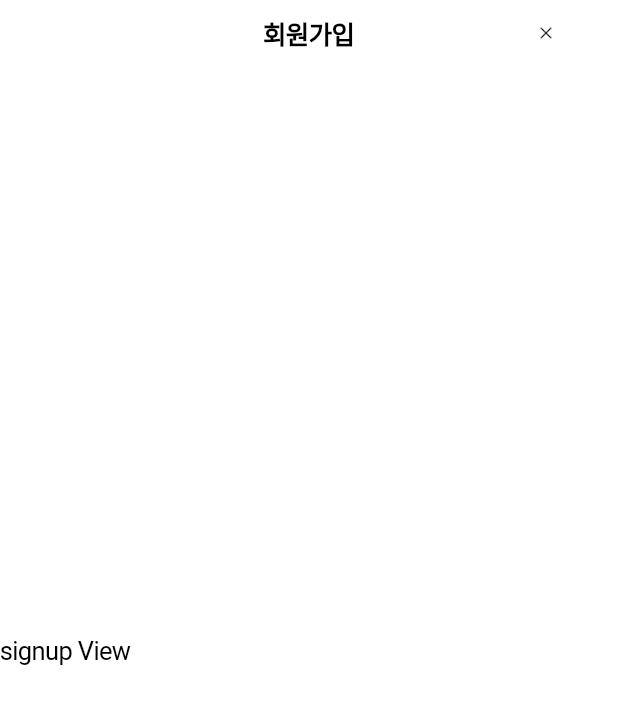
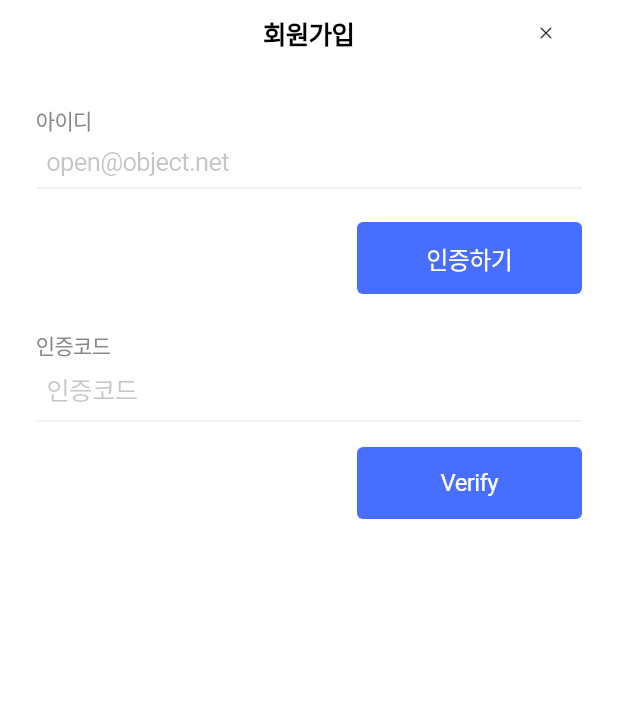
Before and after one commit to LeeTaek/Flutter_MentoringSRT, a Flutter app: the screen it shows after launch, after a tap on "회원가입", on a phone screen of 412 x 824 dp. Shown: the top 704 px of the screen. Run offline on Flutter 3.47's test engine with Material 3 defaults, Android fonts, the phone set to English and light mode, and no system bars; our stand-ins replace get_it, go_router, injectable.

Commit message:
[feat] signup View 구현

```diff
--- /dev/null
+++ b/lib/Present/Components/signup_textfield.dart
@@ -0,0 +1,73 @@
+
+import 'package:flutter/cupertino.dart';
+
+class SignupTextField extends StatefulWidget {
+  final String title;
+  final String placeholder;
+  final bool isValid;
+  final bool obscureText;
+  final String errorMessage;
+  final TextEditingController controller;
+
+  const SignupTextField({
+    Key? key,
+    required this.title,
+    required this.placeholder,
+    required this.isValid,
+    required this.obscureText,
+    required this.errorMessage,
+    required this.controller,
+  }) : super(key: key);
+
+  @override
+  State<StatefulWidget> createState() => SignupTextFieldState();
+}
+
+class SignupTextFieldState extends State<SignupTextField> {
+  late Text _titleLabel;
+  late CupertinoTextField _textfield;
+
+  @override
+  void initState() {
+    super.initState();
+    _titleLabel = Text(
+      widget.title,
+      style: const TextStyle(
+        color: Color.fromARGB(255, 136, 136, 136),
+        fontSize: 14
+      ),
+    );
+
+    _textfield = CupertinoTextField(
+      controller: widget.controller,
+      placeholder:widget.placeholder,
+      obscureText: widget.obscureText,
+      decoration:  const BoxDecoration(
+        border: Border(
+          bottom: BorderSide(color: Color.fromARGB(255, 238, 238, 238)),
+        )
+      )
+    );
+  }
+
+
+  @override
+  Widget build(BuildContext context) {
+    return SizedBox(
+      height: 63,
+      child: Column(
+        crossAxisAlignment: CrossAxisAlignment.start,
+        children: [
+          _titleLabel,
+          _textfield
+        ],
+      )
+    );
+  }
+
+  @override
+  void dispose() {
+    widget.controller.dispose();
+    super.dispose();
+  }
+}
--- /dev/null
+++ b/lib/Present/Components/srt_button.dart
@@ -0,0 +1,40 @@
+import 'package:flutter/cupertino.dart';
+
+class SRTButton extends StatelessWidget {
+  final double width;
+  final double height;
+  final String title;
+  final VoidCallback onPressed;
+
+
+ const SRTButton({
+    Key? key,
+    required this.width,
+    required this.height,
+    required this.title,
+    required this.onPressed,
+  }) : super(key: key);
+
+  @override
+  Widget build(BuildContext context) {
+    return SizedBox(
+      height: height,
+      width: width,
+      child: CupertinoButton(
+        minSize: 0.0,
+        padding: const EdgeInsets.all(0),
+        onPressed: onPressed,
+        color: const Color(0xFF476EFF),
+        borderRadius: BorderRadius.circular(4),
+        child: Text(
+          title,
+          style: const TextStyle(
+            color: Color(0xFFFFFFFF),
+            fontSize: 16,
+            fontWeight: FontWeight.normal,
+          ),
+        ),
+      ),
+    );
+  }
+}
--- a/lib/Present/LoginFlow/Login/View/login_view.dart
+++ b/lib/Present/LoginFlow/Login/View/login_view.dart
@@ -1,5 +1,6 @@
 import 'package:flutter/cupertino.dart';
 import 'package:flutter/material.dart';
+import 'package:flutter_srt/Present/Components/srt_button.dart';
 import 'package:flutter_srt/Present/LoginFlow/Login/ViewModel/login_view_model.dart';
 import 'package:provider/provider.dart';
 
@@ -32,25 +33,15 @@ class LoginView extends StatelessWidget {
                 viewModel.password = password;
               },
             ),
-            const SizedBox(height: 25),
-            SizedBox(
+            const SizedBox(height: 11),
+            SRTButton(
+              width: double.infinity,
               height: 48,
-              width: double.infinity,
-              child: ElevatedButton(
-                onPressed: () async {
-                  await viewModel.login();
-                },
-                style: ElevatedButton.styleFrom(
-                  backgroundColor: const Color(0xFF476EFF),
-                  foregroundColor: const Color(0xFFFFFFFF),
-                  shape: RoundedRectangleBorder(
-                    borderRadius: BorderRadius.circular(4)
-                  )
-                ),
-                child: const Text("로그인"),
-              ),
+              title: "로그인",
+              onPressed: () async {
+                 await viewModel.login();
+                }
             ),
-            const SizedBox(height: 11),
             Row(
               mainAxisAlignment: MainAxisAlignment.spaceBetween,
               children: [
--- /dev/null
+++ b/lib/Present/LoginFlow/Signup/Verify/View/signup_verify_view.dart
@@ -0,0 +1,77 @@
+import 'package:flutter_srt/Present/Components/signup_textfield.dart';
+import 'package:flutter_srt/Present/Components/srt_button.dart';
+import 'package:flutter_srt/Present/LoginFlow/Signup/Verify/ViewModel/signup_verify_view_model.dart';
+import 'package:flutter/cupertino.dart';
+import 'package:provider/provider.dart';
+
+
+class SignupVerifyView extends StatelessWidget {
+  const SignupVerifyView({Key? key}) : super(key: key);
+
+  @override
+  Widget build(BuildContext context) {
+    final viewModel = Provider.of<SignupVerifyViewModel>(context);
+    return CupertinoPageScaffold(
+      navigationBar: CupertinoNavigationBar(
+        automaticallyImplyLeading: false,
+        backgroundColor: const Color.fromARGB(255, 255, 255, 255),
+        middle: const Text("회원가입"),
+        trailing:CupertinoButton(
+          child: Image.asset('assets/images/navi_close_button.png', width: 24, height: 24,),
+          onPressed: () => viewModel.popToLoginView(context)
+        ),
+      ),
+      child: SafeArea(
+          child: Padding(
+            padding: const EdgeInsets.symmetric(vertical: 26, horizontal: 24),
+            child: Column(
+              crossAxisAlignment: CrossAxisAlignment.center,
+              children: [
+                SignupTextField(
+                  title: "아이디",
+                  placeholder: "open@object.net",
+                  isValid: false,
+                  obscureText: false,
+                  errorMessage: "",
+                  controller: viewModel.idTextEditingController
+                ),
+                const SizedBox(height: 15),
+                Align(
+                  alignment: Alignment.centerRight,
+                  child: SRTButton(
+                    width: 150,
+                    height: 48,
+                    title: "인증하기",
+                    onPressed: () async {
+                      await viewModel.getSignupCode();
+                    }
+                  ),
+                ),
+                const SizedBox(height: 24),
+                SignupTextField(
+                  title: "인증코드",
+                  placeholder: "인증코드",
+                  isValid: false,
+                  obscureText: true,
+                  errorMessage: "",
+                  controller: viewModel.codeTextEdtingController,
+                ),
+                const SizedBox(height: 15),
+                Align(
+                  alignment: Alignment.centerRight,
+                  child: SRTButton(
+                    width: 150,
+                    height: 48,
+                    title: "Verify",
+                    onPressed: () async {
+                      await viewModel.veirify();
+                    }
+                  ),
+                )
+             ],
+           ),
+        )
+      )
+    );
+  }
+}
--- /dev/null
+++ b/lib/Present/LoginFlow/Signup/Verify/ViewModel/signup_verify_view_model.dart
@@ -0,0 +1,38 @@
+import 'package:flutter/cupertino.dart';
+import 'package:flutter_srt/Domain/UseCase/login_usecase.dart';
+import 'package:go_router/go_router.dart';
+import 'package:injectable/injectable.dart';
+
+@injectable
+class SignupVerifyViewModel with ChangeNotifier {
+  late final LoginUseCase _loginUseCase;
+  final idTextEditingController = TextEditingController();
+  final codeTextEdtingController = TextEditingController();
+  SignupVerifyViewModel(this._loginUseCase) : super();
+
+  void popToLoginView(BuildContext context) {
+    GoRouter.of(context).go('/login');
+  }
+
+  Future<void> getSignupCode() async {
+    final email = idTextEditingController.text;
+    if (email.isEmpty) {
+      debugPrint("Empty Textfield");
+    } else {
+      final getSignupResult = await _loginUseCase.getSignupcode(email);
+      debugPrint(getSignupResult);
+    }
+  }
+
+  Future<void> veirify() async {
+    final code = codeTextEdtingController.text;
+    if (code.isEmpty) {
+      debugPrint("Empty Textfield");
+    } else {
+      final verifyResult = await _loginUseCase.getVerify(code);
+      debugPrint(verifyResult);
+      notifyListeners();
+    }
+  }
+
+}
--- a/lib/Present/LoginFlow/Signup/View/signup_view.dart
+++ /dev/null
@@ -1,33 +0,0 @@
-import 'package:flutter_srt/Present/LoginFlow/Signup/ViewModel/signup_view_model.dart';
-import 'package:flutter/cupertino.dart';
-import 'package:provider/provider.dart';
-
-
-class SignupView extends StatelessWidget {
-  const SignupView({Key? key}) : super(key: key);
-
-  @override
-  Widget build(BuildContext context) {
-    final viewModel = Provider.of<SignupViewModel>(context);
-    return CupertinoPageScaffold(
-      navigationBar: CupertinoNavigationBar(
-        automaticallyImplyLeading: false,
-        backgroundColor: const Color.fromARGB(255, 255, 255, 255),
-        middle: const Text("회원가입"),
-        trailing:CupertinoButton(
-          child: Image.asset('assets/images/navi_close_button.png', width: 24, height: 24,),
-          onPressed: () => viewModel.popToLoginView(context)
-        ),
-      ),
-      child: const SafeArea(
-          child: Column(
-          mainAxisAlignment: MainAxisAlignment.center,
-          crossAxisAlignment: CrossAxisAlignment.center,
-          children: [
-            Text("signup View")
-          ],
-       ),
-     )
-    );
-  }
-}
--- a/lib/Present/LoginFlow/Signup/ViewModel/signup_view_model.dart
+++ /dev/null
@@ -1,23 +0,0 @@
-import 'package:flutter/cupertino.dart';
-import 'package:flutter_srt/Domain/UseCase/login_usecase.dart';
-import 'package:go_router/go_router.dart';
-import 'package:injectable/injectable.dart';
-
-@injectable
-class SignupViewModel with ChangeNotifier {
-  late final LoginUseCase _loginUseCase;
-  String? eamil;
-  SignupViewModel(this._loginUseCase) : super();
-
-  void popToLoginView(BuildContext context) {
-    GoRouter.of(context).go('/login');
-  }
-
-
-  Future<void> veirify(String code) async {
-   final verifyResult = await _loginUseCase.getVerify(code);
-   debugPrint(verifyResult);
-   notifyListeners();
-  }
-
-}
--- a/lib/Present/router.dart
+++ b/lib/Present/router.dart
@@ -1,8 +1,7 @@
-import 'package:flutter/cupertino.dart';
 import 'package:flutter_srt/Present/LoginFlow/Login/View/login_view.dart';
 import 'package:flutter_srt/Present/LoginFlow/Login/ViewModel/login_view_model.dart';
-import 'package:flutter_srt/Present/LoginFlow/Signup/View/signup_view.dart';
-import 'package:flutter_srt/Present/LoginFlow/Signup/ViewModel/signup_view_model.dart';
+import 'package:flutter_srt/Present/LoginFlow/Signup/Verify/View/signup_verify_view.dart';
+import 'package:flutter_srt/Present/LoginFlow/Signup/Verify/ViewModel/signup_verify_view_model.dart';
 import 'package:flutter_srt/injection.dart';
 import 'package:go_router/go_router.dart';
 import 'package:injectable/injectable.dart';
@@ -32,10 +31,10 @@ class Router {
     path: '/login_signup_verify',
     name:'signup_veritfy',
     builder:(context, state) {
-      final viewModel = getIt<SignupViewModel>();
+      final viewModel = getIt<SignupVerifyViewModel>();
       return ChangeNotifierProvider(
         create: (context) => viewModel,
-        child: const SignupView()
+        child: const SignupVerifyView()
         );
     },
   );
--- a/lib/injection.dart
+++ b/lib/injection.dart
@@ -3,7 +3,7 @@ import 'package:flutter_srt/Data/Services/APIServices.dart';
 import 'package:flutter_srt/Domain/Repository/login_repository.dart';
 import 'package:flutter_srt/Domain/UseCase/login_usecase.dart';
 import 'package:flutter_srt/Present/LoginFlow/Login/ViewModel/login_view_model.dart';
-import 'package:flutter_srt/Present/LoginFlow/Signup/ViewModel/signup_view_model.dart';
+import 'package:flutter_srt/Present/LoginFlow/Signup/Verify/ViewModel/signup_verify_view_model.dart';
 import 'package:flutter_srt/Present/router.dart';
 import 'package:get_it/get_it.dart';
 import 'package:injectable/injectable.dart';
@@ -19,7 +19,7 @@ void configureDependencies() {
   ..registerFactory<LoginRepository>(() => LoginRepositoryImpl(getIt<LoginDataSource>()))
   ..registerFactory<LoginUseCase>(() => LoginUseCase(getIt<LoginRepository>()))
   ..registerFactory<LoginViewModel>(() => LoginViewModel(getIt<LoginUseCase>()))
-  ..registerFactory<SignupViewModel>(() => SignupViewModel(getIt<LoginUseCase>()));
+  ..registerFactory<SignupVerifyViewModel>(() => SignupVerifyViewModel(getIt<LoginUseCase>()));
 
 
 }
```
Also changed, not shown: lib/Data/DataSource/login_data_source.dart (+52 -1 lines), lib/Data/Model/login_response.dart (added, +11 -0 lines), lib/Data/Model/signup.dart (added, +23 -0 lines), lib/Data/Services/APIServices.dart (+20 -3 lines), lib/Domain/Repository/login_repository.dart (+17 -0 lines), lib/Domain/UseCase/login_usecase.dart (+13 -0 lines), lib/Present/LoginFlow/Login/ViewModel/login_view_model.dart (+12 -1 lines).
